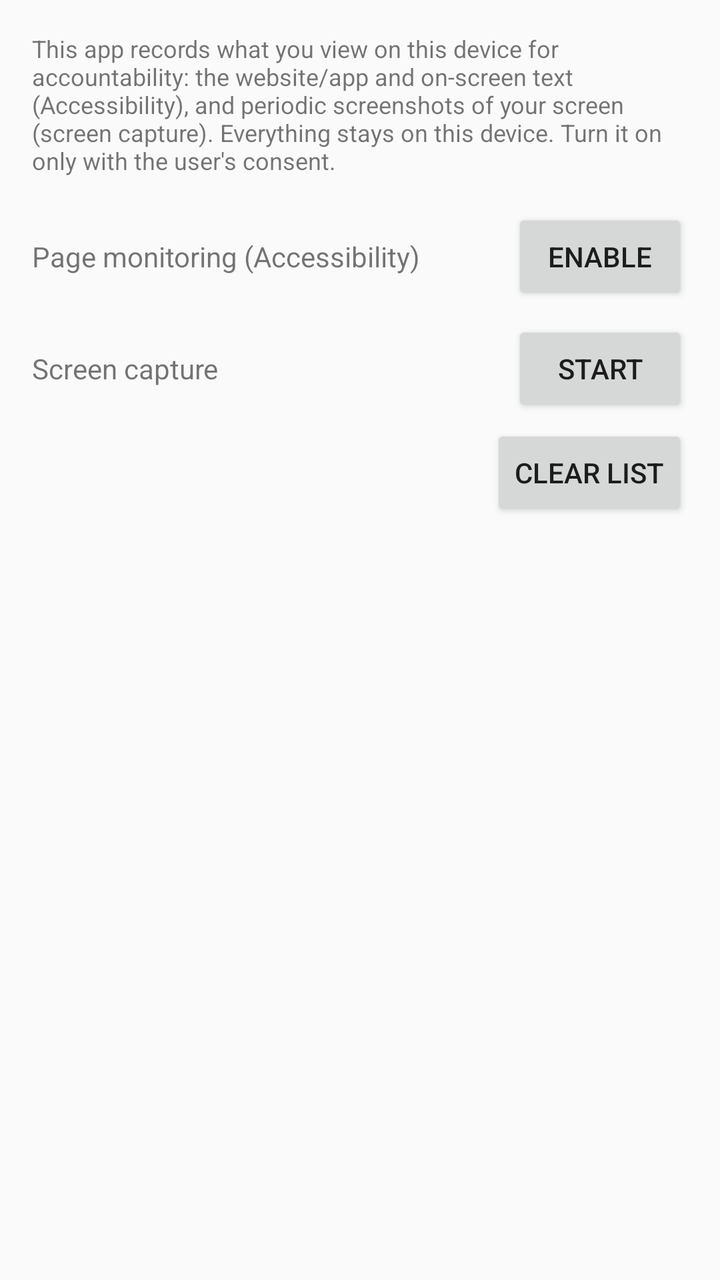
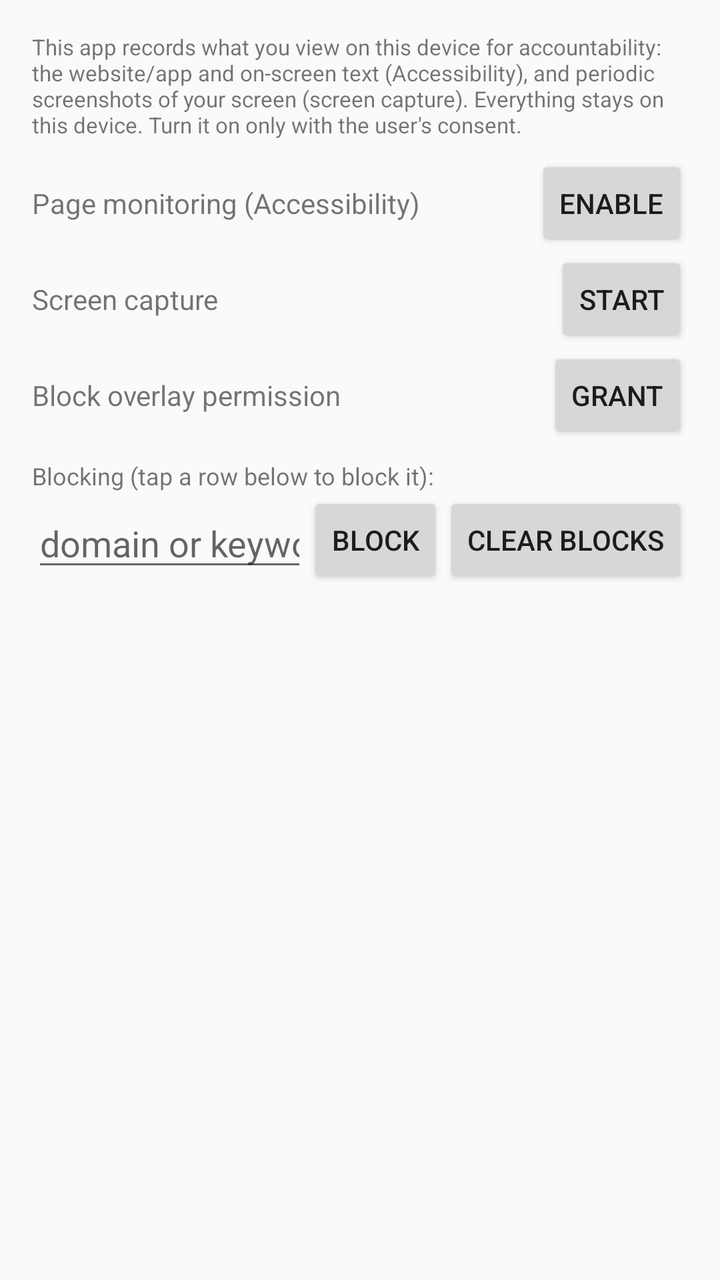

Screens rendered from an Android XML layout before and after an edit, with the pre-edit source and the edit as a unified diff.
<!-- AndroidManifest.xml: application theme Theme.WebTrafficMonitor -->
<!-- res/layout/activity_main.xml -->
<?xml version="1.0" encoding="utf-8"?>
<LinearLayout xmlns:android="http://schemas.android.com/apk/res/android"
    android:layout_width="match_parent"
    android:layout_height="match_parent"
    android:orientation="vertical"
    android:padding="16dp">

    <TextView
        android:id="@+id/disclosure"
        android:layout_width="match_parent"
        android:layout_height="wrap_content"
        android:paddingBottom="12dp"
        android:text="@string/disclosure"
        android:textSize="12sp" />

    <LinearLayout
        android:layout_width="match_parent"
        android:layout_height="wrap_content"
        android:gravity="center_vertical"
        android:orientation="horizontal"
        android:paddingVertical="4dp">

        <TextView
            android:id="@+id/status_accessibility"
            android:layout_width="0dp"
            android:layout_height="wrap_content"
            android:layout_weight="1"
            android:text="@string/page_monitoring" />

        <Button
            android:id="@+id/btn_accessibility"
            android:layout_width="wrap_content"
            android:layout_height="wrap_content"
            android:text="@string/enable" />
    </LinearLayout>

    <LinearLayout
        android:layout_width="match_parent"
        android:layout_height="wrap_content"
        android:gravity="center_vertical"
        android:orientation="horizontal"
        android:paddingVertical="4dp">

        <TextView
            android:id="@+id/status_capture"
            android:layout_width="0dp"
            android:layout_height="wrap_content"
            android:layout_weight="1"
            android:text="@string/screen_capture" />

        <Button
            android:id="@+id/btn_capture"
            android:layout_width="wrap_content"
            android:layout_height="wrap_content"
            android:text="@string/start" />
    </LinearLayout>

    <Button
        android:id="@+id/btn_clear"
        android:layout_width="wrap_content"
        android:layout_height="wrap_content"
        android:layout_gravity="end"
        android:text="@string/clear_list" />

    <TextView
        android:id="@+id/empty_list"
        android:layout_width="match_parent"
        android:layout_height="wrap_content"
        android:paddingVertical="24dp"
        android:text="@string/empty_list"
        android:textAlignment="center"
        android:visibility="gone" />

    <androidx.recyclerview.widget.RecyclerView
        android:id="@+id/list"
        android:layout_width="match_parent"
        android:layout_height="0dp"
        android:layout_weight="1"
        android:clipToPadding="false"
        android:paddingTop="8dp" />

</LinearLayout>
<!-- resources referenced by this layout -->
<resources>
  <string name="clear_list">Clear list</string>
  <string name="disclosure">This app records what you view on this device for accountability: the website/app and on-screen text (Accessibility), and periodic screenshots of your screen (screen capture). Everything stays on this device. Turn it on only with the user\'s consent.</string>
  <string name="empty_list">Nothing recorded yet. Turn on monitoring above.</string>
  <string name="enable">Enable</string>
  <string name="page_monitoring">Page monitoring (Accessibility)</string>
  <string name="screen_capture">Screen capture</string>
  <string name="start">Start</string>
  <style name="Theme.WebTrafficMonitor" parent="Theme.AppCompat.Light.NoActionBar" />
</resources>

<!-- the commit's change to res/layout/activity_main.xml (unified diff, before → after) -->
@@ -9,16 +9,15 @@
         android:id="@+id/disclosure"
         android:layout_width="match_parent"
         android:layout_height="wrap_content"
-        android:paddingBottom="12dp"
+        android:paddingBottom="8dp"
         android:text="@string/disclosure"
-        android:textSize="12sp" />
+        android:textSize="11sp" />
 
     <LinearLayout
         android:layout_width="match_parent"
         android:layout_height="wrap_content"
         android:gravity="center_vertical"
-        android:orientation="horizontal"
-        android:paddingVertical="4dp">
+        android:orientation="horizontal">
 
         <TextView
             android:id="@+id/status_accessibility"
@@ -29,6 +28,7 @@
 
         <Button
             android:id="@+id/btn_accessibility"
+            style="?android:attr/buttonStyleSmall"
             android:layout_width="wrap_content"
             android:layout_height="wrap_content"
             android:text="@string/enable" />
@@ -38,8 +38,7 @@
         android:layout_width="match_parent"
         android:layout_height="wrap_content"
         android:gravity="center_vertical"
-        android:orientation="horizontal"
-        android:paddingVertical="4dp">
+        android:orientation="horizontal">
 
         <TextView
             android:id="@+id/status_capture"
@@ -50,17 +49,71 @@
 
         <Button
             android:id="@+id/btn_capture"
+            style="?android:attr/buttonStyleSmall"
             android:layout_width="wrap_content"
             android:layout_height="wrap_content"
             android:text="@string/start" />
     </LinearLayout>
 
-    <Button
-        android:id="@+id/btn_clear"
-        android:layout_width="wrap_content"
+    <LinearLayout
+        android:layout_width="match_parent"
         android:layout_height="wrap_content"
-        android:layout_gravity="end"
-        android:text="@string/clear_list" />
+        android:gravity="center_vertical"
+        android:orientation="horizontal">
+
+        <TextView
+            android:id="@+id/status_overlay"
+            android:layout_width="0dp"
+            android:layout_height="wrap_content"
+            android:layout_weight="1"
+            android:text="@string/overlay_permission" />
+
+        <Button
+            android:id="@+id/btn_overlay"
+            style="?android:attr/buttonStyleSmall"
+            android:layout_width="wrap_content"
+            android:layout_height="wrap_content"
+            android:text="@string/grant" />
+    </LinearLayout>
+
+    <TextView
+        android:id="@+id/block_rules"
+        android:layout_width="match_parent"
+        android:layout_height="wrap_content"
+        android:layout_marginTop="8dp"
+        android:text="@string/blocking_label"
+        android:textSize="12sp" />
+
+    <LinearLayout
+        android:layout_width="match_parent"
+        android:layout_height="wrap_content"
+        android:gravity="center_vertical"
+        android:orientation="horizontal">
+
+        <EditText
+            android:id="@+id/input_block"
+            android:layout_width="0dp"
+            android:layout_height="wrap_content"
+            android:layout_weight="1"
+            android:hint="@string/block_hint"
+            android:imeOptions="actionDone"
+            android:inputType="textNoSuggestions"
+            android:maxLines="1" />
+
+        <Button
+            android:id="@+id/btn_block"
+            style="?android:attr/buttonStyleSmall"
+            android:layout_width="wrap_content"
+            android:layout_height="wrap_content"
+            android:text="@string/block" />
+
+        <Button
+            android:id="@+id/btn_clear_blocks"
+            style="?android:attr/buttonStyleSmall"
+            android:layout_width="wrap_content"
+            android:layout_height="wrap_content"
+            android:text="@string/clear_blocks" />
+    </LinearLayout>
 
     <TextView
         android:id="@+id/empty_list"
<!-- resource entries referenced after the edit -->
@@ -1,9 +1,14 @@
 <!-- resources referenced by this layout -->
 <resources>
-  <string name="clear_list">Clear list</string>
+  <string name="block">Block</string>
+  <string name="block_hint">domain or keyword</string>
+  <string name="blocking_label">Blocking (tap a row below to block it):</string>
+  <string name="clear_blocks">Clear blocks</string>
   <string name="disclosure">This app records what you view on this device for accountability: the website/app and on-screen text (Accessibility), and periodic screenshots of your screen (screen capture). Everything stays on this device. Turn it on only with the user\'s consent.</string>
   <string name="empty_list">Nothing recorded yet. Turn on monitoring above.</string>
   <string name="enable">Enable</string>
+  <string name="grant">Grant</string>
+  <string name="overlay_permission">Block overlay permission</string>
   <string name="page_monitoring">Page monitoring (Accessibility)</string>
   <string name="screen_capture">Screen capture</string>
   <string name="start">Start</string>
